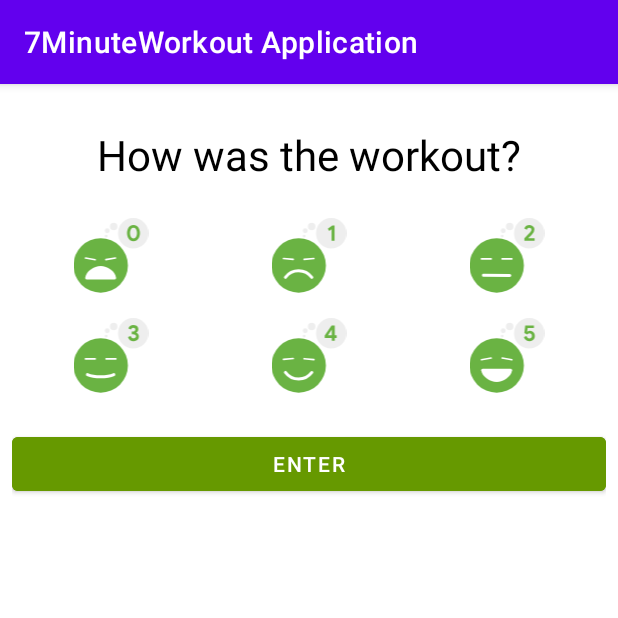
After one commit to RenijS/Android_WorkoutApp_Kotlin, an Android app: the MoodActivity screen opened directly, with no data from a screen before it, on a phone screen of 412 x 824 dp, the top half of it. The commit adds this screen. Run offline under Robolectric (Android 15) with nearby library versions, the phone set to English and light mode, and no system bars.

Commit message:
7MinWorkoutApp V4

```diff
--- a/app/src/main/AndroidManifest.xml
+++ b/app/src/main/AndroidManifest.xml
@@ -9,9 +9,11 @@
         android:roundIcon="@mipmap/ic_launcher_round"
         android:supportsRtl="true"
         android:theme="@style/Theme.7MinuteWorkoutApplication">
-        <activity android:name=".HistoryActivity"
+        <activity android:name=".MoodActivity"></activity>
+        <activity
+            android:name=".HistoryActivity"
             android:screenOrientation="portrait"
-            android:theme="@style/Theme.AppCompat.Light.NoActionBar"/>
+            android:theme="@style/Theme.AppCompat.Light.NoActionBar" />
         <activity
             android:name=".BmiActivity"
             android:screenOrientation="portrait"
--- a/app/src/main/java/com/example/a7minuteworkoutapplication/ExerciseActivity.kt
+++ b/app/src/main/java/com/example/a7minuteworkoutapplication/ExerciseActivity.kt
@@ -173,7 +173,7 @@ class ExerciseActivity : AppCompatActivity(), TextToSpeech.OnInitListener {
                 }else{
                     //finish old activity cuz pressing back should take to home when finished
                     finish()
-                    val intent = Intent(this@ExerciseActivity, FinalScreenActivity::class.java)
+                    val intent = Intent(this@ExerciseActivity, MoodActivity::class.java)
                     startActivity(intent)
                 }
             }
--- /dev/null
+++ b/app/src/main/java/com/example/a7minuteworkoutapplication/MyDataClass.kt
@@ -0,0 +1,3 @@
+package com.example.a7minuteworkoutapplication
+
+class MyDataClass(val date: String, val img: Int)
--- /dev/null
+++ b/app/src/main/res/drawable/ic_mood_0.xml
@@ -0,0 +1,12 @@
+<vector android:height="24dp" android:viewportHeight="500"
+    android:viewportWidth="500" android:width="24dp" xmlns:android="http://schemas.android.com/apk/res/android">
+    <path android:fillColor="#6ab343" android:pathData="M181.16,316.18m-181.7,0a181.7,181.7 0,1 1,363.4 0a181.7,181.7 0,1 1,-363.4 0"/>
+    <path android:fillColor="#fff" android:pathData="M81.158,261.465L145.387,272.79A5.49,5.49 55,0 1,149.84 279.15L149.832,279.199A5.49,5.49 55,0 1,143.472 283.652L79.243,272.327A5.49,5.49 55,0 1,74.789 265.967L74.798,265.918A5.49,5.49 55,0 1,81.158 261.465z"/>
+    <path android:fillColor="#fff" android:pathData="M214.909,272.293L278.825,261.206A5.461,5.461 125.159,0 1,285.138 265.652L285.147,265.701A5.461,5.461 125.159,0 1,280.7 272.015L216.784,283.102A5.461,5.461 125.159,0 1,210.471 278.655L210.462,278.606A5.461,5.461 125.159,0 1,214.909 272.293z"/>
+    <path android:fillColor="#fff" android:pathData="M87.58,410.05a9.55,9.55 0,0 1,-9.41 -11.11c7.36,-44.12 57.39,-78.27 103,-78.27s95.63,34.15 103,78.27a9.55,9.55 0,0 1,-9.41 11.11Z"/>
+    <path android:fillColor="#eee" android:pathData="M398.31,101.69m-101.69,0a101.69,101.69 0,1 1,203.38 0a101.69,101.69 0,1 1,-203.38 0"/>
+    <path android:fillColor="#eee" android:pathData="M267.86,57.09m-24.76,0a24.76,24.76 0,1 1,49.52 0a24.76,24.76 0,1 1,-49.52 0"/>
+    <path android:fillColor="#eee" android:pathData="M224.93,85.36m-16.33,0a16.33,16.33 0,1 1,32.66 0a16.33,16.33 0,1 1,-32.66 0"/>
+    <path android:fillColor="#eee" android:pathData="M217.77,120.19m-9.17,0a9.17,9.17 0,1 1,18.34 0a9.17,9.17 0,1 1,-18.34 0"/>
+    <path android:fillColor="#6ab343" android:pathData="M377.25,147.51a45.14,45.14 0,0 1,-15.08 -19.2,68.28 68.28,0 0,1 -5.32,-27.53 68.23,68.23 0,0 1,5.32 -27.52,45.14 45.14,0 0,1 15.08,-19.2 40.24,40.24 0,0 1,45.3 0,45.12 45.12,0 0,1 15.07,19.2A68.23,68.23 0,0 1,443 100.78a68.28,68.28 0,0 1,-5.33 27.53,45.12 45.12,0 0,1 -15.07,19.2 40.29,40.29 0,0 1,-45.3 0ZM412.42,131.51a28.4,28.4 0,0 0,8.1 -12.6,55.08 55.08,0 0,0 2.78,-18.08q0,-15.59 -6.3,-25.42t-17.1,-9.83q-10.65,0 -16.95,9.9t-6.3,25.35a55.09,55.09 0,0 0,2.77 18.08,28.4 28.4,0 0,0 8.1,12.6 19.24,19.24 0,0 0,24.9 0Z"/>
+</vector>
--- /dev/null
+++ b/app/src/main/res/drawable/ic_mood_1.xml
@@ -0,0 +1,14 @@
+<vector android:height="24dp" android:viewportHeight="500"
+    android:viewportWidth="500" android:width="24dp" xmlns:android="http://schemas.android.com/apk/res/android">
+    <path android:fillColor="#6ab343" android:pathData="M181.16,316.18m-181.7,0a181.7,181.7 0,1 1,363.4 0a181.7,181.7 0,1 1,-363.4 0"/>
+    <path android:fillColor="#fff" android:pathData="M80.313,264.221L145.284,269.905A5.49,5.49 50,0 1,150.275 275.853L150.271,275.903A5.49,5.49 50,0 1,144.323 280.893L79.351,275.209A5.49,5.49 50,0 1,74.361 269.261L74.365,269.212A5.49,5.49 50,0 1,80.313 264.221z"/>
+    <path android:fillColor="#fff" android:pathData="M217.037,269.907L282.009,264.223A5.49,5.49 130,0 1,287.956 269.213L287.961,269.263A5.49,5.49 130,0 1,282.97 275.211L217.998,280.895A5.49,5.49 130,0 1,212.051 275.904L212.046,275.855A5.49,5.49 130,0 1,217.037 269.907z"/>
+    <path android:fillColor="#00000000"
+        android:pathData="M92.91,395.3c19.86,-26.3 54.92,-43.94 87.69,-43.94 33.08,0 68.5,18 88.26,44.69"
+        android:strokeColor="#fff" android:strokeLineCap="round" android:strokeWidth="20"/>
+    <path android:fillColor="#eee" android:pathData="M398.31,101.69m-101.69,0a101.69,101.69 0,1 1,203.38 0a101.69,101.69 0,1 1,-203.38 0"/>
+    <path android:fillColor="#eee" android:pathData="M267.86,57.09m-24.76,0a24.76,24.76 0,1 1,49.52 0a24.76,24.76 0,1 1,-49.52 0"/>
+    <path android:fillColor="#eee" android:pathData="M224.93,85.36m-16.33,0a16.33,16.33 0,1 1,32.66 0a16.33,16.33 0,1 1,-32.66 0"/>
+    <path android:fillColor="#eee" android:pathData="M217.77,120.19m-9.17,0a9.17,9.17 0,1 1,18.34 0a9.17,9.17 0,1 1,-18.34 0"/>
+    <path android:fillColor="#6ab343" android:pathData="M400.67,75.13 L385.22,86.38l-9.9,-15.15 30.15,-21.75h14.85v102.6H400.67Z"/>
+</vector>
--- /dev/null
+++ b/app/src/main/res/drawable/ic_mood_2.xml
@@ -0,0 +1,14 @@
+<vector android:height="24dp" android:viewportHeight="500"
+    android:viewportWidth="500" android:width="24dp" xmlns:android="http://schemas.android.com/apk/res/android">
+    <path android:fillColor="#6ab343" android:pathData="M181.16,316.18m-181.7,0a181.7,181.7 0,1 1,363.4 0a181.7,181.7 0,1 1,-363.4 0"/>
+    <path android:fillColor="#fff" android:pathData="M79.71,267.04L144.93,267.04A5.49,5.49 0,0 1,150.42 272.53L150.42,272.58A5.49,5.49 0,0 1,144.93 278.07L79.71,278.07A5.49,5.49 0,0 1,74.22 272.58L74.22,272.53A5.49,5.49 0,0 1,79.71 267.04z"/>
+    <path android:fillColor="#fff" android:pathData="M217.39,267.04L282.61,267.04A5.49,5.49 0,0 1,288.1 272.53L288.1,272.58A5.49,5.49 0,0 1,282.61 278.07L217.39,278.07A5.49,5.49 0,0 1,211.9 272.58L211.9,272.53A5.49,5.49 0,0 1,217.39 267.04z"/>
+    <path android:fillColor="#00000000"
+        android:pathData="M268.86,383.11L92.91,382.36"
+        android:strokeColor="#fff" android:strokeLineCap="round" android:strokeWidth="20"/>
+    <path android:fillColor="#eee" android:pathData="M398.31,101.69m-101.69,0a101.69,101.69 0,1 1,203.38 0a101.69,101.69 0,1 1,-203.38 0"/>
+    <path android:fillColor="#eee" android:pathData="M267.86,57.09m-24.76,0a24.76,24.76 0,1 1,49.52 0a24.76,24.76 0,1 1,-49.52 0"/>
+    <path android:fillColor="#eee" android:pathData="M224.93,85.36m-16.33,0a16.33,16.33 0,1 1,32.66 0a16.33,16.33 0,1 1,-32.66 0"/>
+    <path android:fillColor="#eee" android:pathData="M217.77,120.19m-9.17,0a9.17,9.17 0,1 1,18.34 0a9.17,9.17 0,1 1,-18.34 0"/>
+    <path android:fillColor="#6ab343" android:pathData="M366.07,134.23l19.13,-19.12q14.18,-14.17 18.22,-18.53a48.84,48.84 0,0 0,7.43 -9.75,18.89 18.89,0 0,0 2,-8.85 11.59,11.59 0,0 0,-3.9 -8.85q-3.9,-3.6 -10.35,-3.6a14.44,14.44 0,0 0,-10.2 3.6,19.9 19.9,0 0,0 -5.55,9l-17.7,-7.35a31.77,31.77 0,0 1,6.08 -11.32,33.4 33.4,0 0,1 11.47,-8.93 36.54,36.54 0,0 1,16.2 -3.45,38.19 38.19,0 0,1 17.85,4 29.55,29.55 0,0 1,11.85 10.8,28.48 28.48,0 0,1 4.2,15.22q0,16.65 -16.2,32.55 -6.6,6.47 -24.45,24.3l0.45,0.9h41.55v17.25h-68.1Z"/>
+</vector>
--- /dev/null
+++ b/app/src/main/res/drawable/ic_mood_3.xml
@@ -0,0 +1,14 @@
+<vector android:height="24dp" android:viewportHeight="500"
+    android:viewportWidth="500" android:width="24dp" xmlns:android="http://schemas.android.com/apk/res/android">
+    <path android:fillColor="#6ab343" android:pathData="M181.16,316.18m-181.7,0a181.7,181.7 0,1 1,363.4 0a181.7,181.7 0,1 1,-363.4 0"/>
+    <path android:fillColor="#eee" android:pathData="M398.31,101.69m-101.69,0a101.69,101.69 0,1 1,203.38 0a101.69,101.69 0,1 1,-203.38 0"/>
+    <path android:fillColor="#eee" android:pathData="M267.86,57.09m-24.76,0a24.76,24.76 0,1 1,49.52 0a24.76,24.76 0,1 1,-49.52 0"/>
+    <path android:fillColor="#eee" android:pathData="M224.93,85.36m-16.33,0a16.33,16.33 0,1 1,32.66 0a16.33,16.33 0,1 1,-32.66 0"/>
+    <path android:fillColor="#eee" android:pathData="M217.77,120.19m-9.17,0a9.17,9.17 0,1 1,18.34 0a9.17,9.17 0,1 1,-18.34 0"/>
+    <path android:fillColor="#6ab343" android:pathData="M377,147.58q-10,-6.89 -13.73,-20.1l18.6,-7.35q1.8,7.37 6.45,11.33a17.37,17.37 0,0 0,11.7 4,17 17,0 0,0 11.18,-3.9 12.88,12.88 0,0 0,-0.3 -20.17q-5,-3.83 -13.58,-3.83h-8.85V89.68h8.1a18.54,18.54 0,0 0,11.18 -3.3c3.05,-2.19 4.57,-5.4 4.57,-9.6a10.72,10.72 0,0 0,-3.75 -8.4,14 14,0 0,0 -9.6,-3.3 14.49,14.49 0,0 0,-9.9 3.3,17.57 17.57,0 0,0 -5.25,8.25l-17.85,-7.35a33.92,33.92 0,0 1,11.63 -15.6q8.47,-6.59 21.52,-6.6a39.56,39.56 0,0 1,17.18 3.6A28.64,28.64 0,0 1,428 60.51a24.51,24.51 0,0 1,4.2 14,25.17 25.17,0 0,1 -3.82,14.1 23.8,23.8 0,0 1,-9.23 8.55v1.2a27.18,27.18 0,0 1,12.15 9.45,26 26,0 0,1 4.65,15.6 28.87,28.87 0,0 1,-4.5 15.9,30.82 30.82,0 0,1 -12.67,11.1 41.9,41.9 0,0 1,-18.83 4A39.46,39.46 0,0 1,377 147.58Z"/>
+    <path android:fillColor="#fff" android:pathData="M79.71,267.04L144.93,267.04A5.49,5.49 0,0 1,150.42 272.53L150.42,272.58A5.49,5.49 0,0 1,144.93 278.07L79.71,278.07A5.49,5.49 0,0 1,74.22 272.58L74.22,272.53A5.49,5.49 0,0 1,79.71 267.04z"/>
+    <path android:fillColor="#fff" android:pathData="M217.39,267.04L282.61,267.04A5.49,5.49 0,0 1,288.1 272.53L288.1,272.58A5.49,5.49 0,0 1,282.61 278.07L217.39,278.07A5.49,5.49 0,0 1,211.9 272.58L211.9,272.53A5.49,5.49 0,0 1,217.39 267.04z"/>
+    <path android:fillColor="#00000000"
+        android:pathData="M268.86,377.57c-19.87,8.69 -54.93,14.52 -87.7,14.52 -33.08,0 -68.49,-5.94 -88.25,-14.77"
+        android:strokeColor="#fff" android:strokeLineCap="round" android:strokeWidth="20"/>
+</vector>
--- /dev/null
+++ b/app/src/main/res/drawable/ic_mood_4.xml
@@ -0,0 +1,14 @@
+<vector android:height="24dp" android:viewportHeight="500"
+    android:viewportWidth="500" android:width="24dp" xmlns:android="http://schemas.android.com/apk/res/android">
+    <path android:fillColor="#6ab343" android:pathData="M181.16,316.18m-181.7,0a181.7,181.7 0,1 1,363.4 0a181.7,181.7 0,1 1,-363.4 0"/>
+    <path android:fillColor="#fff" android:pathData="M79.351,269.907L144.323,264.222A5.49,5.49 130,0 1,150.27 269.213L150.275,269.263A5.49,5.49 130,0 1,145.284 275.21L80.312,280.895A5.49,5.49 130,0 1,74.364 275.904L74.36,275.854A5.49,5.49 130,0 1,79.351 269.907z"/>
+    <path android:fillColor="#fff" android:pathData="M218.066,265.855L283.286,271.725A5.512,5.512 50.143,0 1,288.282 277.709L288.278,277.759A5.512,5.512 50.143,0 1,282.294 282.755L217.074,276.885A5.512,5.512 50.143,0 1,212.078 270.901L212.082,270.851A5.512,5.512 50.143,0 1,218.066 265.855z"/>
+    <path android:fillColor="#00000000"
+        android:pathData="M268.86,363.11c-19.87,26.3 -54.93,43.94 -87.7,43.94 -33.08,0 -68.49,-18 -88.25,-44.69"
+        android:strokeColor="#fff" android:strokeLineCap="round" android:strokeWidth="20"/>
+    <path android:fillColor="#eee" android:pathData="M398.31,101.69m-101.69,0a101.69,101.69 0,1 1,203.38 0a101.69,101.69 0,1 1,-203.38 0"/>
+    <path android:fillColor="#eee" android:pathData="M267.86,57.09m-24.76,0a24.76,24.76 0,1 1,49.52 0a24.76,24.76 0,1 1,-49.52 0"/>
+    <path android:fillColor="#eee" android:pathData="M224.93,85.36m-16.33,0a16.33,16.33 0,1 1,32.66 0a16.33,16.33 0,1 1,-32.66 0"/>
+    <path android:fillColor="#eee" android:pathData="M217.77,120.19m-9.17,0a9.17,9.17 0,1 1,18.34 0a9.17,9.17 0,1 1,-18.34 0"/>
+    <path android:fillColor="#6ab343" android:pathData="M402.17,133.18L354.92,133.18v-15.9l45.6,-67.8h21.3v65.4h12.75v18.3L421.82,133.18v18.9L402.17,152.08ZM402.17,114.88L402.17,78.73L401,78.73l-24.3,36.15Z"/>
+</vector>
--- /dev/null
+++ b/app/src/main/res/drawable/ic_mood_5.xml
@@ -0,0 +1,12 @@
+<vector android:height="24dp" android:viewportHeight="500"
+    android:viewportWidth="500" android:width="24dp" xmlns:android="http://schemas.android.com/apk/res/android">
+    <path android:fillColor="#6ab343" android:pathData="M181.16,316.18m-181.7,0a181.7,181.7 0,1 1,363.4 0a181.7,181.7 0,1 1,-363.4 0"/>
+    <path android:fillColor="#fff" android:pathData="M79.25,272.792L143.479,261.466A5.49,5.49 125,0 1,149.839 265.919L149.848,265.969A5.49,5.49 125,0 1,145.395 272.329L81.165,283.654A5.49,5.49 125,0 1,74.805 279.201L74.797,279.151A5.49,5.49 125,0 1,79.25 272.792z"/>
+    <path android:fillColor="#fff" android:pathData="M218.846,261.462L283.076,272.788A5.49,5.49 55,0 1,287.529 279.148L287.52,279.197A5.49,5.49 55,0 1,281.16 283.65L216.931,272.325A5.49,5.49 55,0 1,212.478 265.965L212.486,265.916A5.49,5.49 55,0 1,218.846 261.462z"/>
+    <path android:fillColor="#fff" android:pathData="M274.74,337.67a9.55,9.55 0,0 1,9.41 11.11c-7.36,44.12 -57.39,78.27 -103,78.27s-95.63,-34.15 -103,-78.27a9.55,9.55 0,0 1,9.41 -11.11Z"/>
+    <path android:fillColor="#eee" android:pathData="M398.31,101.69m-101.69,0a101.69,101.69 0,1 1,203.38 0a101.69,101.69 0,1 1,-203.38 0"/>
+    <path android:fillColor="#eee" android:pathData="M267.86,57.09m-24.76,0a24.76,24.76 0,1 1,49.52 0a24.76,24.76 0,1 1,-49.52 0"/>
+    <path android:fillColor="#eee" android:pathData="M224.93,85.36m-16.33,0a16.33,16.33 0,1 1,32.66 0a16.33,16.33 0,1 1,-32.66 0"/>
+    <path android:fillColor="#eee" android:pathData="M217.77,120.19m-9.17,0a9.17,9.17 0,1 1,18.34 0a9.17,9.17 0,1 1,-18.34 0"/>
+    <path android:fillColor="#6ab343" android:pathData="M383.77,151.41a35.84,35.84 0,0 1,-13.12 -9.3,33.67 33.67,0 0,1 -7.73,-15.38l17.7,-6.9a23.14,23.14 0,0 0,6.6 12.08,17 17,0 0,0 12,4.42 16.24,16.24 0,0 0,12 -4.8,16.43 16.43,0 0,0 4.8,-12.15 16.66,16.66 0,0 0,-4.72 -12.07,16.1 16.1,0 0,0 -12.08,-4.88 17.71,17.71 0,0 0,-8.17 1.88,19.05 19.05,0 0,0 -6.23,5l-19.05,-8.55 5.85,-51.3h57.9V66.73H388l-3.75,24 1.2,0.3a27.32,27.32 0,0 1,17.85 -6.15,31.18 31.18,0 0,1 16,4.35 32.65,32.65 0,0 1,11.92 12.23,35.49 35.49,0 0,1 4.5,17.92A35.22,35.22 0,0 1,431 137.53,32.81 32.81,0 0,1 418.12,150a38.51,38.51 0,0 1,-18.75 4.5A40.73,40.73 0,0 1,383.77 151.41Z"/>
+</vector>
--- /dev/null
+++ b/app/src/main/res/layout/activity_mood.xml
@@ -0,0 +1,97 @@
+<?xml version="1.0" encoding="utf-8"?>
+<androidx.constraintlayout.widget.ConstraintLayout xmlns:android="http://schemas.android.com/apk/res/android"
+    xmlns:app="http://schemas.android.com/apk/res-auto"
+    xmlns:tools="http://schemas.android.com/tools"
+    android:layout_width="match_parent"
+    android:layout_height="match_parent"
+    tools:context=".MoodActivity"
+    android:padding="8dp">
+
+    <TextView
+        android:id="@+id/tvQ"
+        android:layout_width="wrap_content"
+        android:layout_height="wrap_content"
+        android:text="How was the workout?"
+        android:textColor="#000000"
+        android:textSize="28dp"
+        app:layout_constraintEnd_toEndOf="parent"
+        app:layout_constraintStart_toStartOf="parent"
+        app:layout_constraintTop_toTopOf="parent"
+        android:layout_marginTop="20dp"/>
+
+    <LinearLayout
+        android:id="@+id/llFirstMood"
+        android:layout_width="match_parent"
+        android:layout_height="wrap_content"
+        android:orientation="horizontal"
+        app:layout_constraintTop_toBottomOf="@id/tvQ"
+        android:layout_marginTop="20dp">
+
+        <ImageView
+            android:id="@+id/ivMood0"
+            android:layout_width="wrap_content"
+            android:layout_height="50dp"
+            android:layout_weight="1"
+            app:srcCompat="@drawable/ic_mood_0"
+            android:layout_margin="3dp"/>
+
+        <ImageView
+            android:id="@+id/ivMood1"
+            android:layout_width="wrap_content"
+            android:layout_height="50dp"
+            android:layout_weight="1"
+            app:srcCompat="@drawable/ic_mood_1"
+            android:layout_margin="3dp"/>
+
+        <ImageView
+            android:id="@+id/ivMood2"
+            android:layout_width="wrap_content"
+            android:layout_height="50dp"
+            android:layout_weight="1"
+            app:srcCompat="@drawable/ic_mood_2"
+            android:layout_margin="3dp"/>
+    </LinearLayout>
+
+    <LinearLayout
+        android:id="@+id/llSecondMood"
+        android:layout_width="match_parent"
+        android:layout_height="wrap_content"
+        android:orientation="horizontal"
+        app:layout_constraintTop_toBottomOf="@+id/llFirstMood"
+        android:layout_marginTop="10dp">
+
+        <ImageView
+            android:id="@+id/ivMood3"
+            android:layout_width="wrap_content"
+            android:layout_height="50dp"
+            android:layout_weight="1"
+            app:srcCompat="@drawable/ic_mood_3"
+            android:layout_margin="3dp"/>
+
+        <ImageView
+            android:id="@+id/ivMood4"
+            android:layout_width="wrap_content"
+            android:layout_height="50dp"
+            android:layout_weight="1"
+            app:srcCompat="@drawable/ic_mood_4"
+            android:layout_margin="3dp"/>
+
+        <ImageView
+            android:id="@+id/ivMood5"
+            android:layout_width="wrap_content"
+            android:layout_height="50dp"
+            android:layout_weight="1"
+            app:srcCompat="@drawable/ic_mood_5"
+            android:layout_margin="3dp" />
+    </LinearLayout>
+
+    <Button
+        android:id="@+id/buttonEnter"
+        android:layout_width="match_parent"
+        android:layout_height="wrap_content"
+        android:layout_marginTop="20dp"
+        android:backgroundTint="@android:color/holo_green_dark"
+        android:text="Enter"
+        app:layout_constraintTop_toBottomOf="@+id/llSecondMood"
+        tools:layout_editor_absoluteX="8dp" />
+</androidx.constraintlayout.widget.ConstraintLayout>
--- a/app/src/main/res/values/colors.xml
+++ b/app/src/main/res/values/colors.xml
@@ -7,4 +7,5 @@
     <color name="teal_700">#FF018786</color>
     <color name="black">#FF000000</color>
     <color name="white">#FFFFFFFF</color>
+    <color name="button_selected">#E8E8E8</color>
 </resources>
```
Also changed, not shown: app/src/main/java/com/example/a7minuteworkoutapplication/FinalScreenActivity.kt (+11 -3 lines), app/src/main/java/com/example/a7minuteworkoutapplication/HistoryAdapter.kt (+5 -2 lines), app/src/main/java/com/example/a7minuteworkoutapplication/MoodActivity.kt (added, +131 -0 lines), app/src/main/java/com/example/a7minuteworkoutapplication/SqliteOpenHelper.kt (+23 -11 lines), app/src/main/res/layout/item_history_row.xml (+13 -4 lines).
